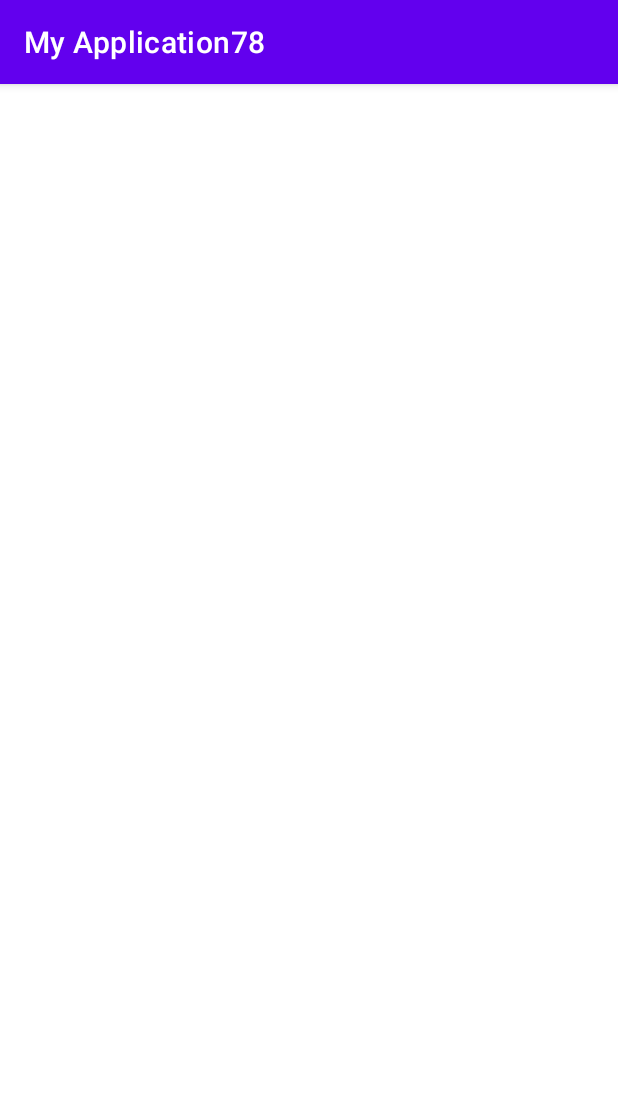
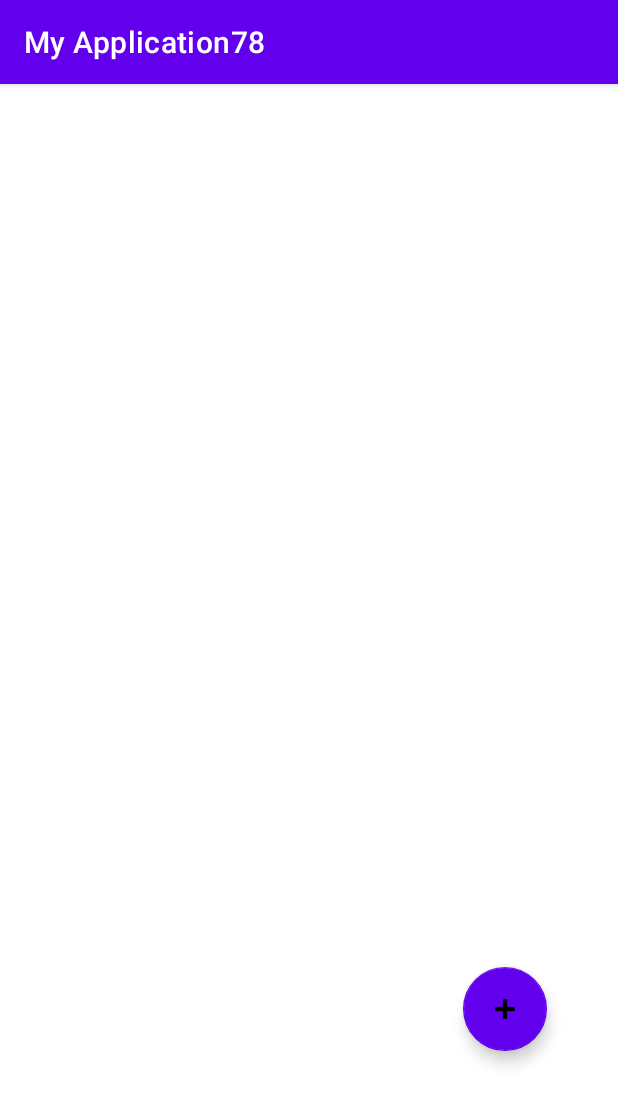
Before and after one commit to VithuThevan/mawnProject, an Android app: the screen it shows after launch (userlist), after a tap on "VIEW DATA", on a phone screen of 412 x 824 dp. Shown: the top 1105 px of the screen. Run offline under Robolectric (Android 15) with nearby library versions, the phone set to English and light mode, and no system bars; 2 statements that could not run were skipped; 2 other taps on this screen came first.

Commit message:
Did 3rd set of changes

```diff
--- a/app/src/main/AndroidManifest.xml
+++ b/app/src/main/AndroidManifest.xml
@@ -15,9 +15,6 @@
         android:theme="@style/Theme.MyApplication78"
         tools:targetApi="31">
         <activity
-            android:name=".DBHelper"
-            android:exported="false" />
-        <activity
             android:name=".userlist"
             android:exported="false" />
         <activity
--- a/app/src/main/java/com/example/myapplication78/MainActivity.java
+++ b/app/src/main/java/com/example/myapplication78/MainActivity.java
@@ -14,7 +14,7 @@ import android.widget.Toast;
 
 public class MainActivity extends AppCompatActivity {
     EditText name, description, price;
-    Button insert, update, delete, view;
+    Button insert, update, delete, view, add;
     DBHelper DB;
     boolean isAllFieldsChecked = false;
     @Override
@@ -30,13 +30,22 @@ public class MainActivity extends AppCompatActivity {
         delete = findViewById(R.id.btndelete);
         view = findViewById(R.id.btnview);
 
+
         DB = new DBHelper(this);
 
         price.addTextChangedListener(onTextChangedListener());
 
         //to redirect page to list view upon clicking view and update button
+        update.setOnClickListener(view -> {
+            boolean isUpdate = DB.updateData(name.getText().toString(),description.getText().toString(),price.getText().toString());
+            if (isUpdate){
+                Toast.makeText(MainActivity.this, "Entry Updated", Toast.LENGTH_SHORT).show();
+            }else{
+                Toast.makeText(MainActivity.this, "Entry not Updated", Toast.LENGTH_SHORT).show();
+            }
+        });
+
         view.setOnClickListener(view -> startActivity(new Intent(MainActivity.this, userlist.class)));
-        update.setOnClickListener(view -> startActivity(new Intent(MainActivity.this, userlist.class)));
         AlertDialog.Builder builder = new AlertDialog.Builder(this);
 
         delete.setOnClickListener(view -> {
@@ -44,7 +53,12 @@ public class MainActivity extends AppCompatActivity {
                     .setPositiveButton("Yes", new DialogInterface.OnClickListener() {
                         @Override
                         public void onClick(DialogInterface dialogInterface, int i) {
-//                            int result = DB.deleteStudent()
+                            Integer deletedRows = DB.deletedata(name.getText().toString());
+                            if (deletedRows>0){
+                                Toast.makeText(MainActivity.this, "Entry Deleted", Toast.LENGTH_SHORT).show();
+                            }else{
+                                Toast.makeText(MainActivity.this, "Entry not Deleted", Toast.LENGTH_SHORT).show();
+                            }
                         }
                     })
                     .setNegativeButton("No", new DialogInterface.OnClickListener() {
--- a/app/src/main/java/com/example/myapplication78/userlist.java
+++ b/app/src/main/java/com/example/myapplication78/userlist.java
@@ -4,9 +4,13 @@ import androidx.appcompat.app.AppCompatActivity;
 import androidx.recyclerview.widget.LinearLayoutManager;
 import androidx.recyclerview.widget.RecyclerView;
 
+import android.content.Intent;
 import android.database.Cursor;
 import android.os.Bundle;
+import android.widget.Button;
 import android.widget.Toast;
+
+import com.google.android.material.floatingactionbutton.FloatingActionButton;
 
 import java.util.ArrayList;
 
@@ -15,6 +19,8 @@ public class userlist extends AppCompatActivity {
     ArrayList<String> Name, Description, Price;
     DBHelper DB;
     MyAdapter adapter;
+    FloatingActionButton add;
+
     @Override
     protected void onCreate(Bundle savedInstanceState) {
         super.onCreate(savedInstanceState);
@@ -24,21 +30,24 @@ public class userlist extends AppCompatActivity {
         Description = new ArrayList<>();
         Price = new ArrayList<>();
         recyclerView = findViewById(R.id.recyclerview);
+        add = (FloatingActionButton) findViewById(R.id.fab);
         adapter = new MyAdapter(this,Name,Description,Price);
         recyclerView.setAdapter(adapter);
         recyclerView.setLayoutManager(new LinearLayoutManager(this));
         displaydata();
+
+        add.setOnClickListener(add -> startActivity(new Intent(userlist.this, MainActivity.class)));
     }
+
 
     private void displaydata() {
         Cursor cursor = DB.getdata();
-//        if (cursor.getCount()==0){
-//            Toast.makeText(userlist.this, "No Entry Exists", Toast.LENGTH_SHORT).show();
-//
+        if (cursor.getCount()==0){
+            Toast.makeText(userlist.this, "No Entry Exists", Toast.LENGTH_SHORT).show();
+
 //        }else{
-//            Name.add(cursor.getString(1));
-//            Description.add(cursor.getString(2));
-//            Price.add(cursor.getString(3));
-        //
+//            Name.add(cursor.getString(0));
+//            Description.add(cursor.getString(1));
+//            Price.add(cursor.getString(2));
     }
-}
+}}
--- a/app/src/main/res/layout/activity_main.xml
+++ b/app/src/main/res/layout/activity_main.xml
@@ -7,7 +7,8 @@
     android:layout_width="match_parent"
     android:layout_height="match_parent"
     tools:context=".MainActivity"
-    android:padding="10dp">
+    android:padding="10dp"
+    >
 
     <TextView
         android:id="@+id/text"
@@ -75,4 +76,6 @@
         android:text="View Data"
         android:textSize="16dp" />
 
+
+
 </RelativeLayout>
--- a/app/src/main/res/layout/activity_userlist.xml
+++ b/app/src/main/res/layout/activity_userlist.xml
@@ -1,5 +1,5 @@
 <?xml version="1.0" encoding="utf-8"?>
-<androidx.constraintlayout.widget.ConstraintLayout xmlns:android="http://schemas.android.com/apk/res/android"
+<AbsoluteLayout xmlns:android="http://schemas.android.com/apk/res/android"
     xmlns:app="http://schemas.android.com/apk/res-auto"
     xmlns:tools="http://schemas.android.com/tools"
     android:layout_width="match_parent"
@@ -11,4 +11,18 @@
         android:layout_width="match_parent"
         android:layout_height="match_parent"/>
 
-</androidx.constraintlayout.widget.ConstraintLayout>
+    <com.google.android.material.floatingactionbutton.FloatingActionButton
+        android:id="@+id/fab"
+        android:layout_width="wrap_content"
+        android:layout_height="wrap_content"
+        android:layout_gravity="bottom"
+        android:layout_x="309dp"
+        android:layout_y="589dp"
+        android:contentDescription=""
+        android:src="@android:drawable/ic_input_add"
+        android:tint="@android:color/black"
+        tools:ignore="MissingConstraints"
+        tools:layout_editor_absoluteX="339dp"
+        tools:layout_editor_absoluteY="659dp" />
+
+</AbsoluteLayout>
--- a/app/src/main/res/values/themes.xml
+++ b/app/src/main/res/values/themes.xml
@@ -6,7 +6,7 @@
         <item name="colorPrimaryVariant">@color/purple_700</item>
         <item name="colorOnPrimary">@color/white</item>
         <!-- Secondary brand color. -->
-        <item name="colorSecondary">@color/teal_200</item>
+        <item name="colorSecondary">@color/purple_500</item>
         <item name="colorSecondaryVariant">@color/teal_700</item>
         <item name="colorOnSecondary">@color/black</item>
         <!-- Status bar color. -->
```
Also changed, not shown: app/src/main/java/com/example/myapplication78/DBHelper.java (+22 -6 lines).
